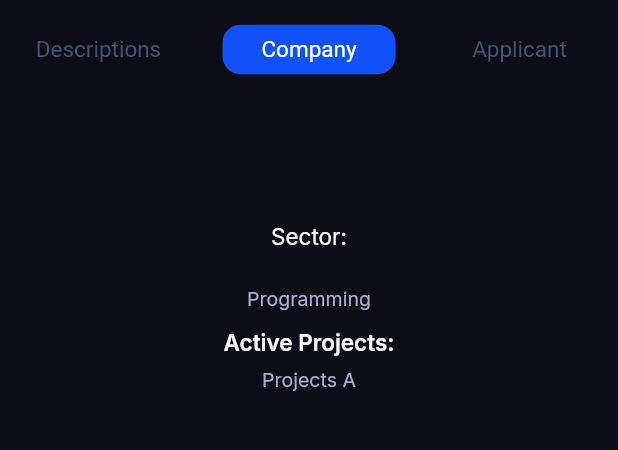
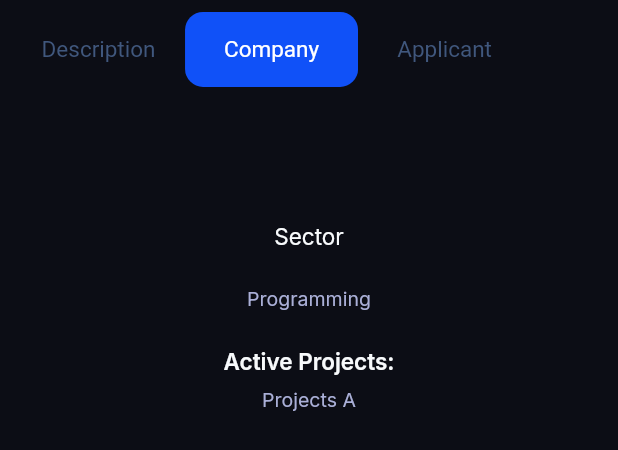
Before and after one commit to oakarakum/searching_app, a Flutter app: the DescriptionMenu widget shown alone on an empty page, opened directly, after a tap on "Company", on a phone screen of 412 x 824 dp. Shown: the top 450 px of the screen. Run offline on Flutter 3.47's test engine with Material 2 defaults, Android fonts, the light colour scheme and no system bars; our stand-ins replace flutter_svg, google_fonts, responsive_sizer.

Commit message:
dessc yapıldı

```diff
--- a/lib/features/descriptionmenu.dart
+++ b/lib/features/descriptionmenu.dart
@@ -20,43 +20,77 @@ class _DescriptionMenuState extends State<DescriptionMenu> {
     return Consumer(builder: ((context, Items items, widget) {
       return Column(
         children: [
-          descMenu(),
+          Container(
+            height: 8.h,
+            width: 100.w,
+            decoration: BoxDecoration(
+                borderRadius: BorderRadius.circular(12),
+                color: Color(0xff0C0D15)),
+            child: Padding(
+              padding: const EdgeInsets.all(8.0),
+              child: SizedBox(
+                height: 200,
+                width: 200,
+                child: ListView.builder(
+                    scrollDirection: Axis.horizontal,
+                    itemCount: items.detailmenus.length,
+                    itemBuilder: ((context, index) {
+                      return InkWell(
+                        onTap: () {
+                          items.getindex(index);
+                        },
+                        child: Container(
+                          height: 4.h,
+                          width: 28.w,
+                          decoration: BoxDecoration(
+                              borderRadius: BorderRadius.circular(12),
+                              color: items.colorchange(index)),
+                          child: Center(
+                            child: Text(
+                              "${items.getmenu(index)}",
+                              style: TextStyle(
+                                  color: items.typecolorchange(index),
+                                  fontSize: 15),
+                            ),
+                          ),
+                        ),
+                      );
+                    })),
+              ),
+            ),
+          ),
           SizedBox(height: 10.h),
           Column(
             mainAxisAlignment: MainAxisAlignment.start,
             children: [
               Text(
-                descIndex == 0 ? "Job Description:" :  descIndex == 1 ? "Sector:" : descIndex == 2 ? "Applicant Requirements:" : "",
+                "${items.detailmenus[items.selectedindex!]["firstHeader"]}",
                 style:
                     GoogleFonts.inter(color: Color(0xffF8FAFC), fontSize: 15),
               ),
               SizedBox(height: 3.h),
               Text(
-                descIndex == 0
-                    ? "Ready to help unleash the power of teams across the\nglobe?\nWe're looking for a Product Designer to join our Cloud\nSecurity team. Jira Software, Jira Service Management,\nConfluence, and Bitbucket Data Center are Atlassian’s\non-premise offers used by our largest and most\ncomplex customers."
-                    : descIndex == 1 ? "Programming" : descIndex == 2 ? "5 years of experince" : "",
+                "${items.detailmenus[items.selectedindex!]["firstHeaderContent"]}",
                 style: GoogleFonts.inter(
                   fontSize: 13,
                   color: Color(0xffAAAFD7),
                 ),
               ),
               SizedBox(
-                height: 12,
+                height: 3.h,
               ),
               Text(
-                descIndex == 0 ? "Responsibilities" : descIndex == 1 ? "Active Projects:" : descIndex == 2 ? "Responsibilities" : "" ,
+                "${items.detailmenus[items.selectedindex!]["secondHeader"]}",
                 style: GoogleFonts.inter(
                     fontSize: 15,
                     color: Color(0xffF8FAFC),
                     fontWeight: FontWeight.w600),
               ),
               SizedBox(
-                height: 8,
+                height: 1.h,
               ),
               Text(
-                descIndex == 0
-                    ? "# Work on projects across all our Cloud products\n# Harness your product design skills to help\nstreamline the critical experience for our users."
-                    : descIndex == 1 ? "Projects A" : descIndex == 2 ? "Team Leader" : "" ,
+                "${items.detailmenus[items.selectedindex!]["secondHeaderContent"]}",
                 style:
                     GoogleFonts.inter(fontSize: 13, color: Color(0xffAAAFD7)),
               ),
@@ -66,27 +100,16 @@ class _DescriptionMenuState extends State<DescriptionMenu> {
       );
     }));
   }
-
-  Container descMenu() {
-    return descriptions();
 }
 
-  Container descriptions() {
-    return Container(
-  height: 8.h,
-  width: 100.w,
-  decoration: BoxDecoration(
-      borderRadius: BorderRadius.circular(12), color: Color(0xff0C0D15)),
-  child: Padding(
-    padding: const EdgeInsets.all(8.0),
-    child: Row(
+                /* Row(
                 mainAxisAlignment: MainAxisAlignment.spaceBetween,
                 crossAxisAlignment: CrossAxisAlignment.center,
                 children: [
                   InkWell(
                     onTap: () {
                       setState(() {
-              descIndex = 0;
+
                       });
                     },
                     child: Container(
@@ -94,11 +117,14 @@ class _DescriptionMenuState extends State<DescriptionMenu> {
                       width: 28.w,
                       decoration: BoxDecoration(
                         borderRadius: BorderRadius.circular(12),
-              color: descIndex == 0 ? Color(0xff1051F8) : Color(0xff0C0D15),
+                        color: descIndex == 0
+                            ? Color(0xff1051F8)
+                            : Color(0xff0C0D15),
                       ),
                       child: Center(
                         child: Text(
-                "Descriptions",
+                          //Desc yazılacak yer
+                          "",
                           style: TextStyle(
                               color: descIndex == 0
                                   ? Color(0xffFFFFFF)
@@ -119,7 +145,9 @@ class _DescriptionMenuState extends State<DescriptionMenu> {
                       width: 28.w,
                       decoration: BoxDecoration(
                         borderRadius: BorderRadius.circular(12),
-              color: descIndex == 1 ? Color(0xff1051F8) : Color(0xff0C0D15),
+                        color: descIndex == 1
+                            ? Color(0xff1051F8)
+                            : Color(0xff0C0D15),
                       ),
                       child: Center(
                         child: Text(
@@ -144,7 +172,9 @@ class _DescriptionMenuState extends State<DescriptionMenu> {
                       width: 28.w,
                       decoration: BoxDecoration(
                         borderRadius: BorderRadius.circular(12),
-              color: descIndex == 2 ? Color(0xff1051F8) : Color(0xff0C0D15),
+                        color: descIndex == 2
+                            ? Color(0xff1051F8)
+                            : Color(0xff0C0D15),
                       ),
                       child: Center(
                         child: Text(
@@ -159,10 +189,4 @@ class _DescriptionMenuState extends State<DescriptionMenu> {
                     ),
                   ),
                 ],
-    ),
-  ),
-);
-  }
-
-
-}
+              ), */
--- a/lib/items.dart
+++ b/lib/items.dart
@@ -3,6 +3,8 @@ import 'package:flutter/cupertino.dart';
 import 'package:flutter/material.dart';
 
 class Items with ChangeNotifier {
+  int? selectedindex = 0;
+  int? indexx;
   List popularJobsList = [
     {
       "Photo": "assets/homepage_assets/altasian-logo.svg",
@@ -29,6 +31,7 @@ class Items with ChangeNotifier {
       "location": "Ottawa, Ireland",
     },
   ];
+
   List jobType = [
     {
       "jobtype": "Freelance",
@@ -45,9 +48,11 @@ class Items with ChangeNotifier {
     {
       "menuname": "Description",
       "firstHeader": "Job Descriptions:",
-      "firstHeaderContent":"Ready to help unleash the power of teams across the\nglobe?\nWe're looking for a Product Designer to join our Cloud\nSecurity team. Jira Software, Jira Service Management,\nConfluence, and Bitbucket Data Center are Atlassian’s\non-premise offers used by our largest and most\ncomplex customers.",
+      "firstHeaderContent":
+          "Ready to help unleash the power of teams across the\nglobe?\nWe're looking for a Product Designer to join our Cloud\nSecurity team. Jira Software, Jira Service Management,\nConfluence, and Bitbucket Data Center are Atlassian’s\non-premise offers used by our largest and most\ncomplex customers.",
       "secondHeader": "Responsibilities:",
-      "secondHeaderContent":"# Work on projects across all our Cloud products\n# Harness your product design skills to help\nstreamline the critical experience for our users."
+      "secondHeaderContent":
+          "# Work on projects across all our Cloud products\n# Harness your product design skills to help\nstreamline the critical experience for our users."
     },
     {
       "menuname": "Company",
@@ -64,4 +69,37 @@ class Items with ChangeNotifier {
       "secondHeaderContent": "Team Leader"
     },
   ];
+  getmenu(int selectedindex) {
+    return detailmenus[selectedindex]["menuname"].toString();
+  }
+
+  /* getfirstheader(int selectedindex) {
+    return detailmenus[selectedindex]["firstHeader"].toString();
+  } */
+
+  /* onTapFunction(int index) {
+    selectedindex = index;
+    notifyListeners();
+  } */
+
+  getindex(int value) {
+    selectedindex = value;
+    notifyListeners();
+  }
+
+  colorchange(int value) {
+    if (selectedindex == value) {
+      return Color(0xff1051F8);
+    } else {
+      return Color(0xff0C0D15);
+    }
+  }
+
+  typecolorchange(int value) {
+    if (selectedindex == value) {
+      return Color(0xffFFFFFF);
+    } else {
+      return Color(0xff40577D);
+    }
+  }
 }
```
Lines whose indentation alone changed are shown as unchanged.
